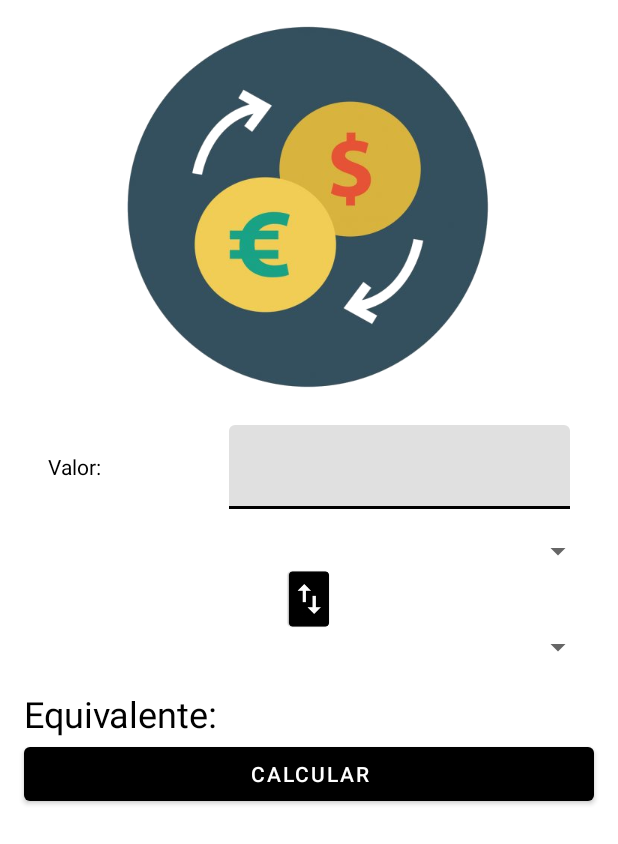
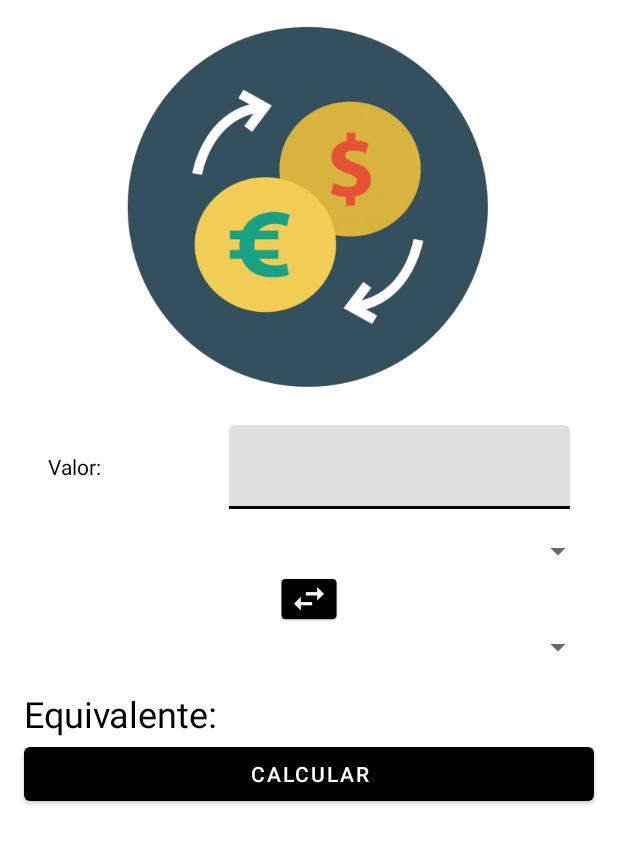
Before and after one commit to jandresm618/CurrencyTransform, an Android app: the layout activity_main.xml on its own in the app's theme, with its tools: preview values and no code run, on a phone screen of 412 x 824 dp. Shown: the top 844 px of the screen. Run offline under Robolectric (Android 15) with nearby library versions, the phone set to English and light mode, and no system bars.

Commit message:
button orientation is changed

```diff
--- a/app/src/main/res/layout/activity_main.xml
+++ b/app/src/main/res/layout/activity_main.xml
@@ -77,7 +77,6 @@
                     android:layout_gravity="center"
                     android:layout_weight="1"
                     android:contentDescription="@string/image_description"
-                    android:rotation="90"
                     app:srcCompat="@drawable/ic_launcher" />
 
                 <Spinner
```
